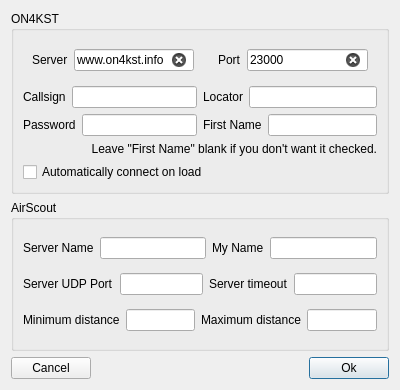
Above: mqt/MqtKSTClient/kstconfigure.ui from Rsclub22/Minos2-Mirror before the change. Below: the same form after it.
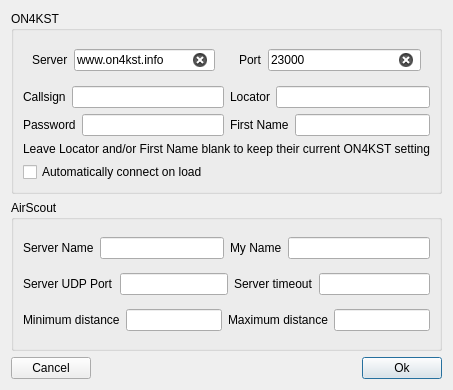
That is the form after the change.

Commit message: Allow loc and/or name to be blank, change words

What changed in the file:
```diff
--- a/mqt/MqtKSTClient/kstconfigure.ui
+++ b/mqt/MqtKSTClient/kstconfigure.ui
@@ -156,7 +156,7 @@
       <item>
        <widget class="QLabel" name="label_13">
         <property name="text">
-         <string>Leave &quot;First Name&quot; blank if you don't want it checked.</string>
+         <string>Leave Locator and/or First Name blank to keep their current ON4KST setting</string>
         </property>
         <property name="alignment">
          <set>Qt::AlignRight|Qt::AlignTrailing|Qt::AlignVCenter</set>
```
The commit also changes 2 other files.
